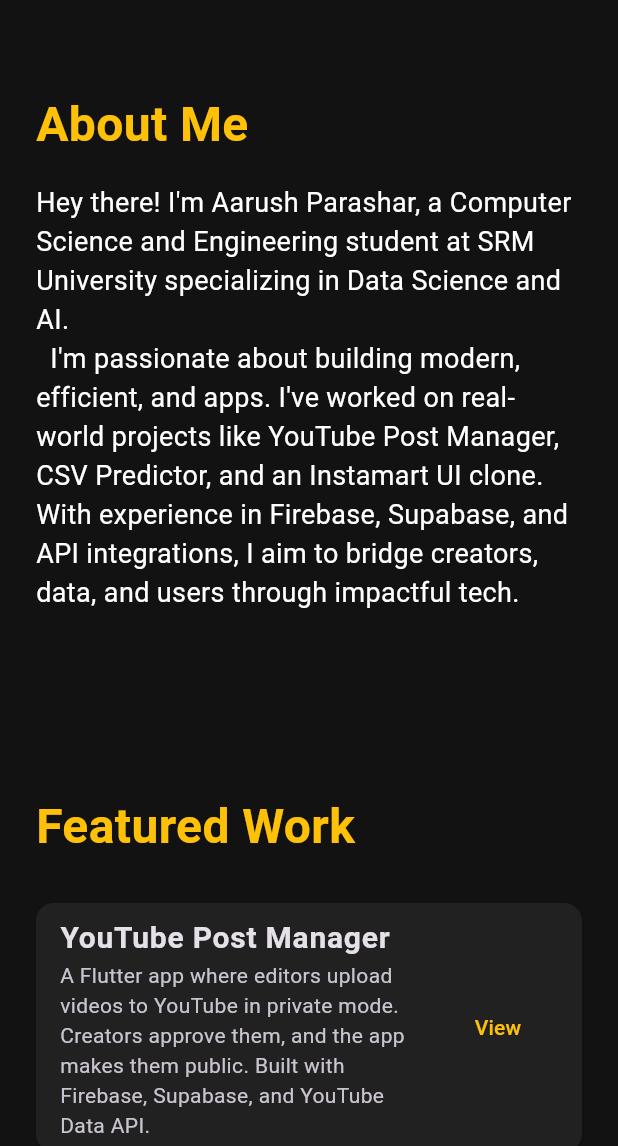
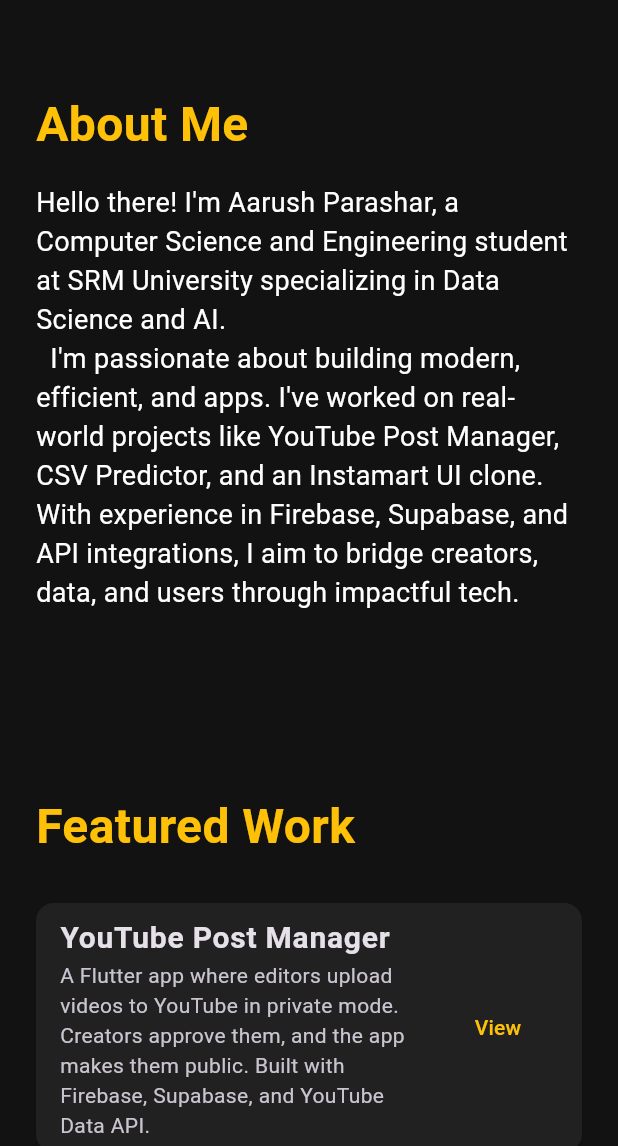
Before and after one commit to Aarush-Parashar/portfolio_website, a Flutter app: the screen it shows after launch, on a phone screen of 412 x 824 dp, the part 90-1236 px from its top. Run offline on Flutter 3.47's test engine with Material 3 defaults, Android fonts, the phone set to English and light mode, and no system bars.

Commit message:
Update web build

```diff
--- a/lib/sections/about.dart
+++ b/lib/sections/about.dart
@@ -14,7 +14,7 @@
           SectionTitle(title: 'About Me'),
           SizedBox(height: 16),
           Text(
-            "Hey there! I'm Aarush Parashar, a Computer Science and Engineering student at SRM University specializing in Data Science and AI.\n  "
+            "Hello there! I'm Aarush Parashar, a Computer Science and Engineering student at SRM University specializing in Data Science and AI.\n  "
             "I'm passionate about building modern, efficient, and apps. I've worked on real-world projects like YouTube Post Manager, CSV Predictor, and an Instamart UI clone. "
             "With experience in Firebase, Supabase, and API integrations, I aim to bridge creators, data, and users through impactful tech.",
             style: TextStyle(fontSize: 18),
```
